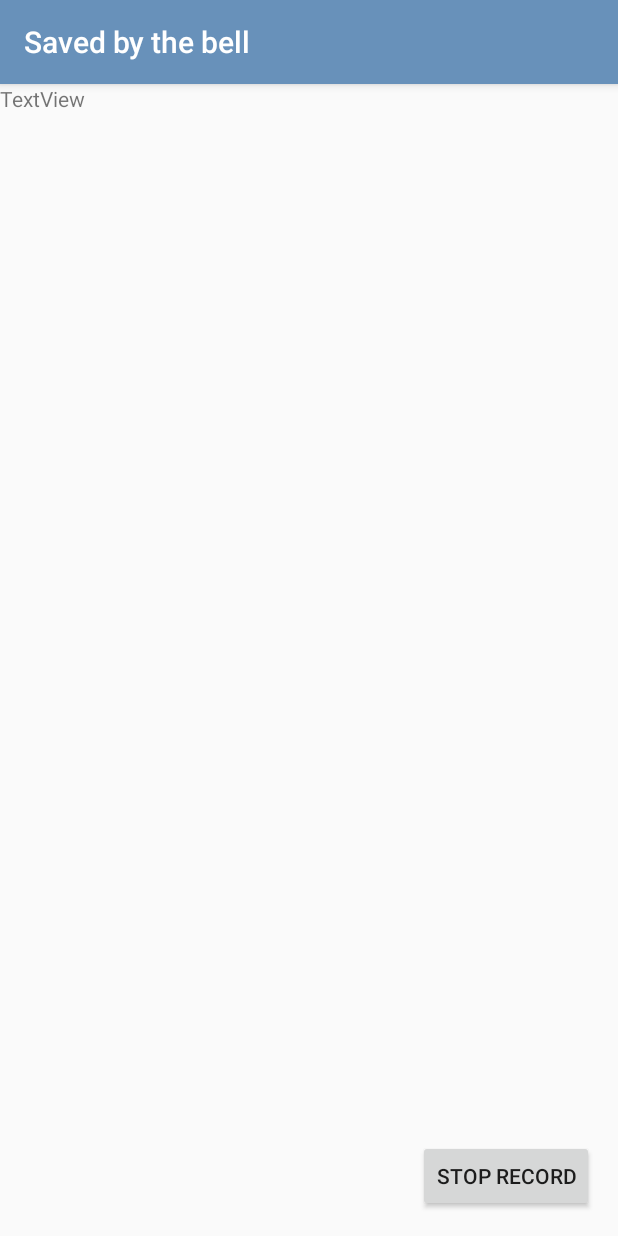
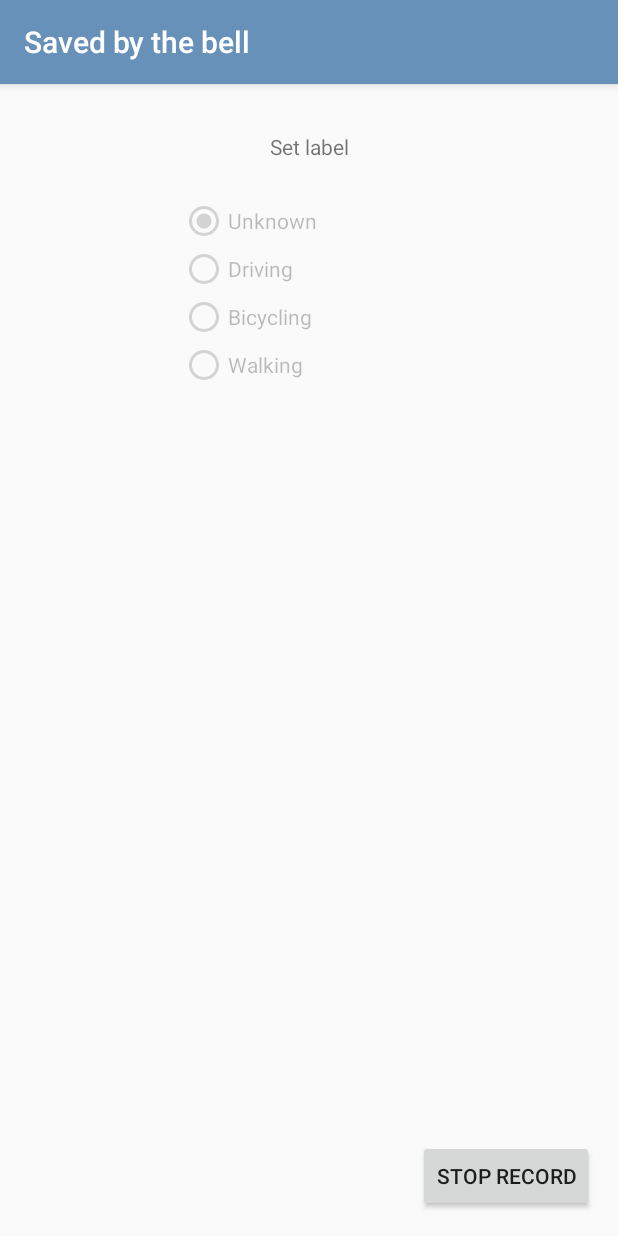
Before and after one commit to MJay6/ELIM_saved-by-the-bell, an Android app: the SensorActivity screen opened directly, with no data from a screen before it, after a tap on "BUTTON", on a phone screen of 412 x 824 dp. Run offline under Robolectric (Android 15) with nearby library versions, the phone set to English and light mode, and no system bars.

Commit message:
Added label settings for capture

```diff
--- a/app/src/main/java/com/example/zaki_berouk/savedbythebell/SensorActivity.java
+++ b/app/src/main/java/com/example/zaki_berouk/savedbythebell/SensorActivity.java
@@ -16,6 +16,7 @@ import android.os.Bundle;
 import android.util.Log;
 import android.view.View;
 import android.widget.Button;
+import android.widget.RadioGroup;
 import android.widget.Toast;
 
 import com.example.zaki_berouk.savedbythebell.db_utils.DBHelper;
@@ -36,6 +37,9 @@ public class SensorActivity extends AppCompatActivity implements  SensorEventLis
     private Button startStopRecord;
     private String DB_FILE = "sensor_data";
     private String listSensorData="";
+    private String lastKnownSample = "";
+    private RadioGroup labelGroup;
+    private String label = "unknown";
 
     @Override
     protected void onCreate(Bundle savedInstanceState) {
@@ -43,7 +47,34 @@ public class SensorActivity extends AppCompatActivity implements  SensorEventLis
         super.onCreate(savedInstanceState);
         setContentView(R.layout.activity_sensor);
 
-
+        labelGroup  = findViewById(R.id.labelRadioGroup);
+        labelGroup.setOnCheckedChangeListener(new RadioGroup.OnCheckedChangeListener() {
+            @Override
+            public void onCheckedChanged(RadioGroup radioGroup, int i) {
+                switch (i) {
+                    case R.id.radioButtonUnknownLabel:
+                        label = "unknown";
+                        Toast.makeText(getBaseContext(), "Set label to unknown",
+                                Toast.LENGTH_SHORT).show();
+                        break;
+                    case R.id.radioButtonDrivingLabel:
+                        label = "driving";
+                        Toast.makeText(getBaseContext(), "Set label to driving",
+                                Toast.LENGTH_SHORT).show();
+                        break;
+                    case R.id.radioButtonBicyclingLabel:
+                        label = "bicycling";
+                        Toast.makeText(getBaseContext(), "Set label to bicycling",
+                                Toast.LENGTH_SHORT).show();
+                        break;
+                    case R.id.radioButtonWalkingLabel:
+                        label = "walking";
+                        Toast.makeText(getBaseContext(), "Set label to walking",
+                                Toast.LENGTH_SHORT).show();
+                        break;
+                }
+            }
+        });
 
         sensorManager = (SensorManager) getSystemService(Context.SENSOR_SERVICE);
         accelerometer = sensorManager.getDefaultSensor(Sensor.TYPE_ACCELEROMETER);
@@ -59,12 +90,19 @@ public class SensorActivity extends AppCompatActivity implements  SensorEventLis
 
                 if(isRecording){
                     isRecording = false;
+                    for (int i = 0; i < labelGroup.getChildCount(); i++) {
+                        labelGroup.getChildAt(i).setEnabled(true);
+                    }
                     startStopRecord.setText("Start Record");
                     writeFile();
                     listSensorData="";
-
+                    Log.i("File", readFile());
                 }else{
                     isRecording = true;
+                    for (int i = 0; i < labelGroup.getChildCount(); i++) {
+                        labelGroup.getChildAt(i).setEnabled(false);
+                    }
+                    clean();
                     startStopRecord.setText("Stop Record");
                 }
 
@@ -96,8 +134,9 @@ public class SensorActivity extends AppCompatActivity implements  SensorEventLis
                 float accel_y = sensorEvent.values[1];
                 float accel_z = sensorEvent.values[2];
 
-                //Log.i("accel x ", String.valueOf(accel_x));
-                listSensorData += "label, "+accel_x +", "+accel_y+", "+accel_z+", ";
+                listSensorData += label + ", "+ accel_x +", "+ accel_y +", "+ accel_z +"\n";
+
+                lastKnownSample = label + ", "+ accel_x +", "+ accel_y +", "+ accel_z +"\n";
             }
             if(sensor.getType() == Sensor.TYPE_GYROSCOPE){
 
@@ -152,6 +191,19 @@ public class SensorActivity extends AppCompatActivity implements  SensorEventLis
         }
     }
 
+    public void clean() {
+        try {
+            FileOutputStream fOut = openFileOutput(DB_FILE, MODE_PRIVATE );
+            fOut.write("".getBytes());
+            fOut.close();
+            Toast.makeText(getBaseContext(), "Fichier clean",
+                    Toast.LENGTH_SHORT).show();
+        } catch (Exception e) {
+            // TODO Auto-generated catch block
+            e.printStackTrace();
+        }
+    }
+
     public String readFile(){
         try{
             File textfile = new File(Environment.getExternalStorageDirectory(),DB_FILE);
--- a/app/src/main/java/com/example/zaki_berouk/savedbythebell/db_utils/DBHelper.java
+++ b/app/src/main/java/com/example/zaki_berouk/savedbythebell/db_utils/DBHelper.java
@@ -135,12 +135,10 @@ public class DBHelper extends SQLiteOpenHelper {
     public void addEventinDB(String name, Date date, String location, String descr, int id, Date departure_time) {
         myDataBase.execSQL("INSERT INTO event VALUES(" + id + ", \"" + name + "\", \"" + date.getTime() + "\", \"" + location + "\", \"" + descr + "\", \"" + departure_time.getTime()
                 + "\");");
-        System.out.println("coucou");
     }
 
     public void addDataSensorinDB(int id, float accel_x,float accel_y,float accel_z) {
         myDataBase.execSQL("INSERT INTO mobile_sensor VALUES(" + id + ", " + accel_x + ", " + accel_y + ", " + accel_z
                 + ");");
-        System.out.println("coucou");
     }
 }
--- a/app/src/main/res/layout/activity_sensor.xml
+++ b/app/src/main/res/layout/activity_sensor.xml
@@ -16,12 +16,57 @@
         app:layout_constraintBottom_toBottomOf="parent"
         app:layout_constraintEnd_toEndOf="parent" />
 
+    <RadioGroup
+        android:layout_width="172dp"
+        android:layout_height="wrap_content"
+        android:layout_marginStart="8dp"
+        android:layout_marginTop="24dp"
+        android:layout_marginEnd="8dp"
+        android:id="@+id/labelRadioGroup"
+        app:layout_constraintEnd_toEndOf="parent"
+        app:layout_constraintStart_toStartOf="parent"
+        app:layout_constraintTop_toBottomOf="@+id/textView">
+
+        <RadioButton
+            android:id="@+id/radioButtonUnknownLabel"
+            android:layout_width="wrap_content"
+            android:layout_height="wrap_content"
+            android:layout_weight="1"
+            android:text="@string/label_unknown"
+            android:checked="true"/>
+
+        <RadioButton
+            android:id="@+id/radioButtonDrivingLabel"
+            android:layout_width="wrap_content"
+            android:layout_height="wrap_content"
+            android:layout_weight="1"
+            android:text="@string/label_driving" />
+
+        <RadioButton
+            android:id="@+id/radioButtonBicyclingLabel"
+            android:layout_width="wrap_content"
+            android:layout_height="wrap_content"
+            android:layout_weight="1"
+            android:text="@string/label_bicycling" />
+
+        <RadioButton
+            android:id="@+id/radioButtonWalkingLabel"
+            android:layout_width="wrap_content"
+            android:layout_height="wrap_content"
+            android:layout_weight="1"
+            android:text="@string/label_walking" />
+    </RadioGroup>
+
     <TextView
-        android:id="@+id/accelX"
+        android:id="@+id/textView"
         android:layout_width="wrap_content"
         android:layout_height="wrap_content"
-        android:text="TextView"
-        tools:layout_editor_absoluteX="163dp"
-        tools:layout_editor_absoluteY="164dp"
-        tools:ignore="MissingConstraints" />
+        android:layout_marginStart="8dp"
+        android:layout_marginTop="32dp"
+        android:layout_marginEnd="8dp"
+        android:text="Set label"
+        app:layout_constraintEnd_toEndOf="parent"
+        app:layout_constraintStart_toStartOf="parent"
+        app:layout_constraintTop_toTopOf="parent" />
+
 </android.support.constraint.ConstraintLayout>
--- a/app/src/main/res/values/strings.xml
+++ b/app/src/main/res/values/strings.xml
@@ -6,4 +6,8 @@
     <string name="nav_header_subtitle">android.studio@android.com</string>
     <string name="nav_header_desc">Navigation header</string>
     <string name="action_settings">Settings</string>
+    <string name="label_driving">Driving</string>
+    <string name="label_walking">Walking</string>
+    <string name="label_bicycling">Bicycling</string>
+    <string name="label_unknown">Unknown</string>
 </resources>
```
